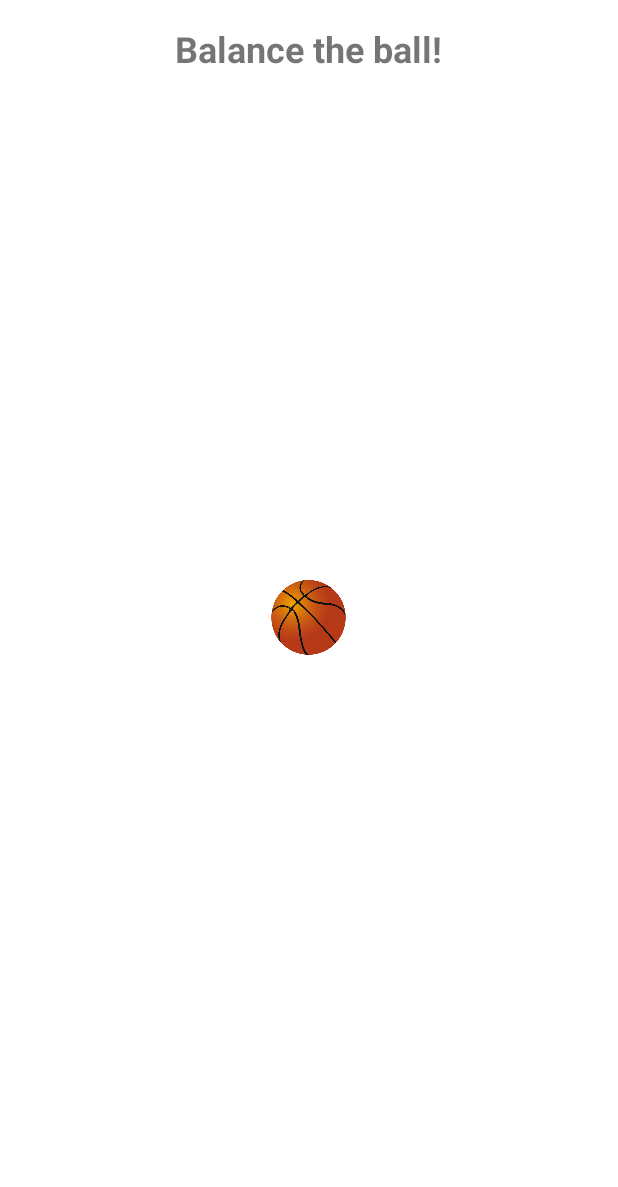
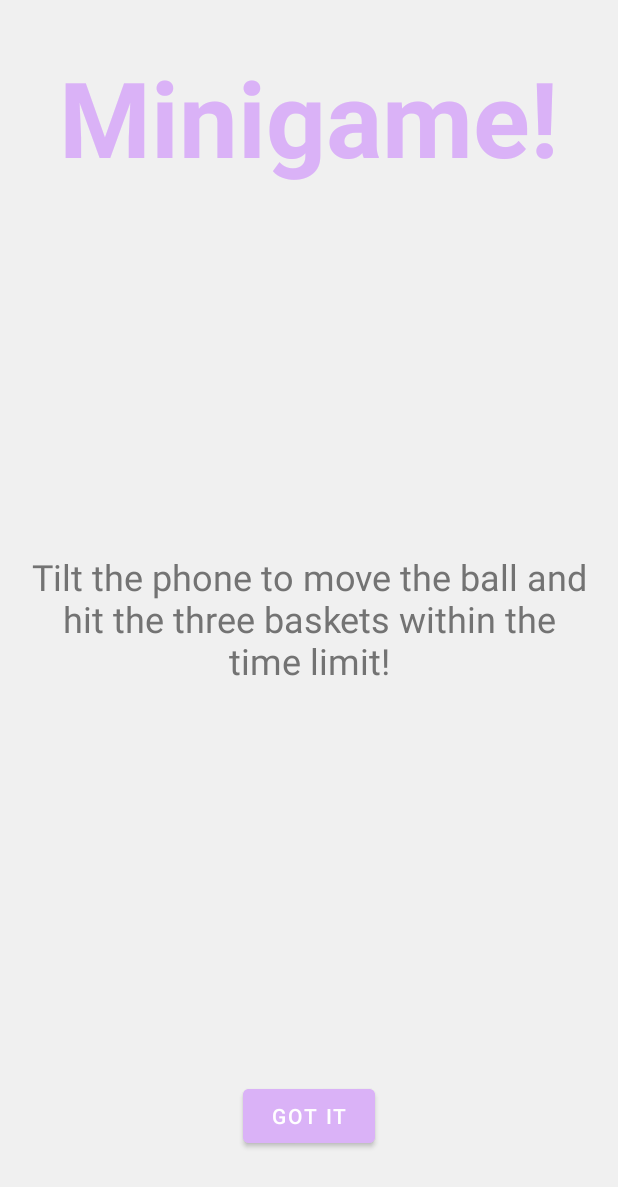
Before and after one commit to ZenoTsT/Progetto-Dispositivi-Mobili, an Android app: the screen it shows after launch (BalancingGameActivity before the commit, MinigameIntroductionActivity after it), after a tap on "START", on a phone screen of 412 x 824 dp. Shown: the top 1187 px of the screen. Run offline under Robolectric (Android 15) with nearby library versions, the phone set to English and light mode, and no system bars.

Commit message:
Commit minigame ball completato + introduzione minigame

```diff
--- a/app/src/main/java/com/example/trivia/BalancingGameActivity.kt
+++ /dev/null
@@ -1,83 +0,0 @@
-package com.example.trivia
-
-import android.hardware.Sensor
-import android.hardware.SensorEvent
-import android.hardware.SensorEventListener
-import android.hardware.SensorManager
-import androidx.appcompat.app.AppCompatActivity
-import android.os.Bundle
-import android.view.View
-import android.widget.ImageView
-import android.widget.TextView
-
-class BalancingGameActivity : AppCompatActivity(), SensorEventListener {
-
-    private lateinit var sensorManager: SensorManager
-    private var accelerometer: Sensor? = null
-    private lateinit var ballImageView: ImageView
-    private lateinit var scoreTextView: TextView
-
-    private var xPos = 0f
-    private var yPos = 0f
-
-    override fun onCreate(savedInstanceState: Bundle?) {
-        super.onCreate(savedInstanceState)
-        setContentView(R.layout.activity_balancing_game)
-
-        ballImageView = findViewById(R.id.ballImageView)
-        scoreTextView = findViewById(R.id.scoreTextView)
-
-        sensorManager = getSystemService(SENSOR_SERVICE) as SensorManager
-        accelerometer = sensorManager.getDefaultSensor(Sensor.TYPE_ACCELEROMETER)
-
-        // Inizializza la posizione centrale della pallina
-        ballImageView.post {
-            xPos = ballImageView.x
-            yPos = ballImageView.y
-        }
-    }
-
-    override fun onResume() {
-        super.onResume()
-        accelerometer?.also { sensor ->
-            sensorManager.registerListener(this, sensor, SensorManager.SENSOR_DELAY_GAME)
-        }
-    }
-
-    override fun onPause() {
-        super.onPause()
-        sensorManager.unregisterListener(this)
-    }
-
-    override fun onSensorChanged(event: SensorEvent?) {
-        if (event?.sensor?.type == Sensor.TYPE_ACCELEROMETER) {
-            val x = -event.values[0]
-            val y = event.values[1]
-
-            // Sposta la pallina in base ai valori dell'accelerometro
-            xPos += x * 2
-            yPos += y * 2
-
-            // Assicurati di avere le dimensioni corrette del parent
-            ballImageView.post {
-                val parentWidth = (ballImageView.parent as View).width
-                val parentHeight = (ballImageView.parent as View).height
-
-                // Impedisci alla pallina di uscire dai bordi
-                if (xPos < 0) xPos = 0f
-                if (xPos > parentWidth - ballImageView.width) xPos = (parentWidth - ballImageView.width).toFloat()
-                if (yPos < 0) yPos = 0f
-                if (yPos > parentHeight - ballImageView.height) yPos = (parentHeight - ballImageView.height).toFloat()
-
-                // Imposta la posizione della pallina
-                ballImageView.x = xPos
-                ballImageView.y = yPos
-            }
-        }
-    }
-
-
-    override fun onAccuracyChanged(sensor: Sensor?, accuracy: Int) {
-        // Implementare se necessario
-    }
-}
--- a/app/src/main/java/com/example/trivia/MainActivity.kt
+++ b/app/src/main/java/com/example/trivia/MainActivity.kt
@@ -2,7 +2,6 @@ package com.example.trivia
 
 import android.content.Intent
 import android.os.Bundle
-import android.util.Log
 import android.view.LayoutInflater
 import android.widget.Button
 import android.widget.EditText
@@ -10,7 +9,6 @@ import android.widget.ImageButton
 import android.widget.LinearLayout
 import android.widget.Toast
 import androidx.appcompat.app.AppCompatActivity
-import androidx.room.Database
 
 class MainActivity : AppCompatActivity() {
     private lateinit var playersContainer: LinearLayout
@@ -46,7 +44,12 @@ class MainActivity : AppCompatActivity() {
 
     private fun startGame() {
 
-        val intent = Intent(this, BalancingGameActivity::class.java)
+
+        val intent = Intent(this, MinigameIntroductionActivity::class.java)
+
+        intent.putExtra("minigameName", "ball")
+        //intent.putExtra("minigameName", "compass")
+
         startActivity(intent)
 
         /*val playerNames: ArrayList<String> = extractPlayerNames()
--- /dev/null
+++ b/app/src/main/java/com/example/trivia/MinigameIntroductionActivity.kt
@@ -0,0 +1,57 @@
+package com.example.trivia
+
+import android.content.Intent
+import androidx.appcompat.app.AppCompatActivity
+import android.os.Bundle
+import android.widget.Button
+import android.widget.TextView
+
+class MinigameIntroductionActivity : AppCompatActivity() {
+
+    private lateinit var introTextView: TextView
+    private lateinit var gotItButton: Button
+    private lateinit var minigame: String
+    override fun onCreate(savedInstanceState: Bundle?) {
+        super.onCreate(savedInstanceState)
+        setContentView(R.layout.activity_minigame_introduction)
+
+        minigame = intent.getStringExtra("minigameName") ?: ""
+
+        introTextView = findViewById(R.id.introTextView)
+        gotItButton = findViewById(R.id.gotItButton)
+
+        gotItButton.setOnClickListener {
+            openMinigame()
+        }
+
+        when(minigame){
+            "compass" -> setCompassIntro()
+            "ball" -> setBallIntro()
+        }
+    }
+
+    fun setCompassMinigame(){
+        val intent = Intent(this, CompassMinigameActivity::class.java)
+        startActivity(intent)
+    }
+
+    fun setCompassIntro(){
+        introTextView.text = "Rotate the phone to create the required angle between your arrow (green) and the north arrow (red)!"
+    }
+
+    fun setBallMinigame(){
+        val intent = Intent(this, BallMinigameActivity::class.java)
+        startActivity(intent)
+    }
+
+    fun setBallIntro(){
+        introTextView.text = "Tilt the phone to move the ball and hit the three baskets within the time limit!"
+    }
+
+    fun openMinigame(){
+        when(minigame){
+            "compass" -> setCompassMinigame()
+            "ball" -> setBallMinigame()
+        }
+    }
+}
--- a/app/src/main/res/layout/activity_balancing_game.xml
+++ /dev/null
@@ -1,26 +0,0 @@
-<?xml version="1.0" encoding="utf-8"?>
-<RelativeLayout xmlns:android="http://schemas.android.com/apk/res/android"
-    android:layout_width="match_parent"
-    android:layout_height="match_parent"
-    android:padding="16dp">
-
-    <TextView
-        android:id="@+id/scoreTextView"
-        android:layout_width="wrap_content"
-        android:layout_height="wrap_content"
-        android:layout_alignParentTop="true"
-        android:layout_centerHorizontal="true"
-        android:text="Balance the ball!"
-        android:textSize="24sp"
-        android:textStyle="bold"
-        android:paddingBottom="16dp" />
-
-    <ImageView
-        android:id="@+id/ballImageView"
-        android:layout_width="50dp"
-        android:layout_height="50dp"
-        android:layout_centerInParent="true"
-        android:src="@drawable/ball"
-        android:contentDescription="Ball" />
-
-</RelativeLayout>
--- /dev/null
+++ b/app/src/main/res/layout/activity_minigame_introduction.xml
@@ -0,0 +1,48 @@
+<?xml version="1.0" encoding="utf-8"?>
+<LinearLayout xmlns:android="http://schemas.android.com/apk/res/android"
+    android:layout_width="match_parent"
+    android:layout_height="match_parent"
+    android:orientation="vertical"
+    android:background="@color/light_gray"
+    android:padding="16dp">
+
+    <TextView
+        android:layout_width="wrap_content"
+        android:layout_height="wrap_content"
+        android:textSize="70sp"
+        android:textColor="@color/lilla"
+        android:layout_gravity="center"
+        android:layout_marginTop="15dp"
+        android:text="Minigame!"
+        android:textStyle="bold" />
+
+    <FrameLayout
+        android:layout_width="match_parent"
+        android:layout_height="0dp"
+        android:layout_weight="1"
+        android:gravity="center">
+
+        <TextView
+            android:id="@+id/introTextView"
+            android:layout_width="wrap_content"
+            android:layout_height="wrap_content"
+            android:textSize="24sp"
+            android:layout_marginTop="30dp"
+            android:textColor="@color/medium_gray"
+            android:layout_gravity="center"
+            android:text="Rules"
+            android:textAlignment="center"
+            android:layout_marginBottom="40dp"/>
+
+    </FrameLayout>
+
+    <Button
+        android:id="@+id/gotItButton"
+        android:layout_width="wrap_content"
+        android:layout_height="wrap_content"
+        android:text="Got it"
+        android:layout_marginBottom="40dp"
+        android:backgroundTint="@color/lilla"
+        android:layout_gravity="center"/>
+
+</LinearLayout>
```
Also changed, not shown: app/src/main/AndroidManifest.xml (+6 -1 lines), app/src/main/java/com/example/trivia/BallMinigameActivity.kt (added, +199 -0 lines), app/src/main/java/com/example/trivia/CompassMinigameActivity.kt (+5 -5 lines), app/src/main/res/layout/activity_ball_minigame.xml (added, +57 -0 lines), app/src/main/res/layout/activity_compass_minigame.xml (+5 -3 lines), app/src/main/res/drawable/backboard.png (added), app/src/main/res/drawable/ball.png.
